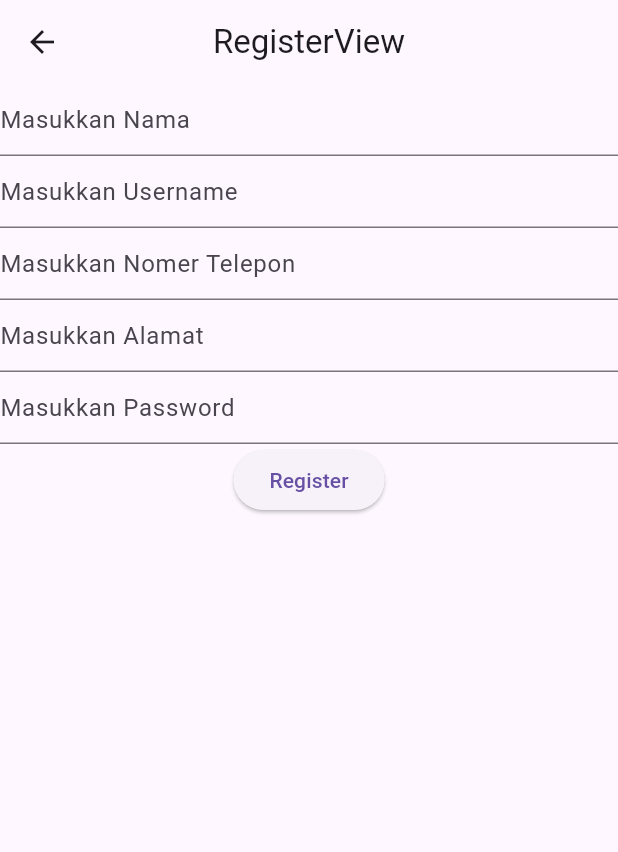
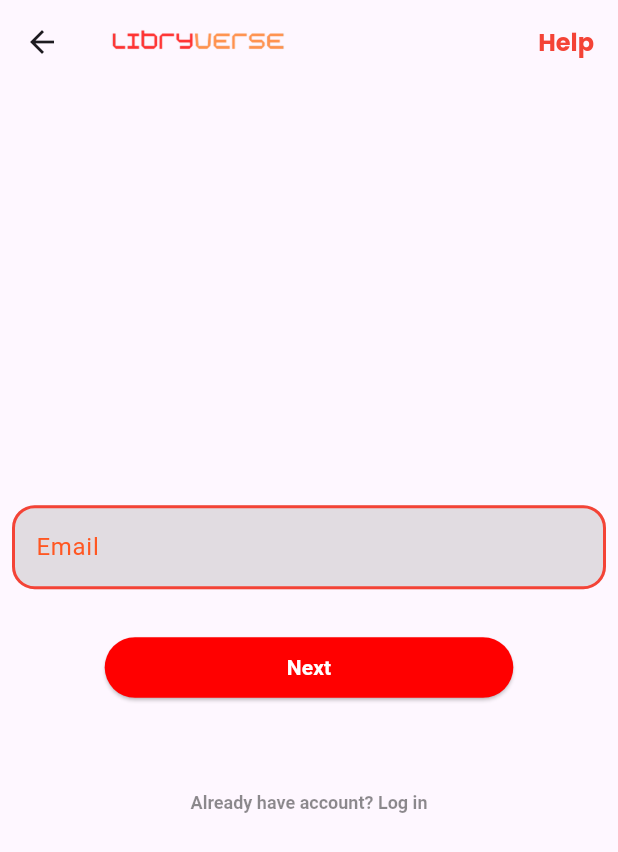
Before and after one commit to 1amrzy/final_project_ukk, a Flutter app: the RegisterView screen opened by its route, on a phone screen of 412 x 824 dp. Shown: the top 852 px of the screen. Run offline on Flutter 3.47's test engine with Material 3 defaults, Android fonts, the phone set to English and light mode, and no system bars; our stand-ins replace dio, get, get_storage, pretty_dio_logger; accounts and stored records are empty; Roboto replaces fonts that are missing (Poppins).

Commit message:
register view (still not completed or beta)

```diff
--- a/lib/app/modules/login/controllers/login_controller.dart
+++ b/lib/app/modules/login/controllers/login_controller.dart
@@ -73,5 +73,6 @@ class LoginController extends GetxController {
     } catch (e) {loading(false);
     Get.snackbar("Error", e.toString(), backgroundColor: Colors.red);
     }
+
   }
 }
--- a/lib/app/modules/login/views/login_view.dart
+++ b/lib/app/modules/login/views/login_view.dart
@@ -1,6 +1,7 @@
 import 'package:flutter/material.dart';
 
 import 'package:get/get.dart';
+import 'package:peminjam_perpustakaan_kelas_b/app/modules/register/controllers/register_controller.dart';
 import 'package:peminjam_perpustakaan_kelas_b/app/routes/app_pages.dart';
 
 import '../controllers/login_controller.dart';
@@ -106,6 +107,17 @@ class LoginView extends GetView<LoginController> {
                         )
                       ),
                     ),
+                    SizedBox(height: 30),
+                    TextButton(
+                      style: TextButton.styleFrom(
+                        textStyle: TextStyle(
+                            fontSize: 12)
+                      ),
+                        onPressed: () => Get.toNamed(Routes.REGISTER),
+                        child: Text("Don't have account? Sign up",style: TextStyle(
+                        fontFamily: 'Poppins',fontWeight: FontWeight.bold,color: Colors.black45)
+                        ),
+                    ),
                   ],
                 ))
           ),
--- a/lib/app/modules/register/views/register_view.dart
+++ b/lib/app/modules/register/views/register_view.dart
@@ -10,74 +10,84 @@ class RegisterView extends GetView<RegisterController> {
   Widget build(BuildContext context) {
     return Scaffold(
       appBar: AppBar(
-        title: const Text('RegisterView'),
-        centerTitle: true,
+        title: Row(
+          mainAxisAlignment: MainAxisAlignment.spaceBetween,
+          children: [
+            Image(
+              image: AssetImage('assets/images/font_libryverse.png'),width: 120.0,),
+            Text("Help",
+              style: TextStyle(
+                  color: Colors.red,fontSize: 16.0,fontFamily: 'Poopins',fontWeight: FontWeight.bold),)
+          ],
+        ),
+
       ),
         body: Center(
-          child: Form(
-            key: controller.formkey,
+          child: Container(
+              child:
+              Form(
                   child: Column(
+                    mainAxisAlignment: MainAxisAlignment.center,
                     children: [
-                TextFormField(
-                  controller: controller.namaController,
-                  decoration: InputDecoration(hintText: "Masukkan Nama"),
-                  validator: (value){
-                    if (value!.isEmpty){
-                      return "nama tidak boleh kosong";
-                    }
-                    return null;
-                  },
+                      Container(
+                        child: Padding(
+                          padding:
+                          EdgeInsets.symmetric(horizontal: 8, vertical: 16),
+                          child: TextField(
+                            //style: ,
+                            decoration: InputDecoration(
+                                filled: true,
+                                fillColor: Color(0xFFB6B3B3).withOpacity(0.4),
+                                focusedBorder: OutlineInputBorder(
+                                  borderSide:
+                                  BorderSide(color: Colors.red, width: 2.0),
+                                  borderRadius: BorderRadius.circular(15.15),
                                 ),
-                TextFormField(
-                  controller: controller.usernameController,
-                  decoration: InputDecoration(hintText: "Masukkan Username"),
-                  validator: (value){
-                    if (value!.isEmpty){
-                      return "username tidak boleh kosong";
-                    }
-                    return null;
-                  },
+                                enabledBorder: OutlineInputBorder(
+                                    borderSide:
+                                    BorderSide(color: Colors.red, width: 2.0),
+                                    borderRadius: BorderRadius.circular(15.15)),
+                                hintText: 'Email',
+                                hintStyle: TextStyle(fontFamily: 'Poppins', color: Colors.deepOrange)
                             ),
-                TextFormField(
-                  controller: controller.telpController,
-                  decoration: InputDecoration(hintText: "Masukkan Nomer Telepon"),
-                  validator: (value){
-                    if (value!.isEmpty){
-                      return "nomer telepon tidak boleh kosong";
-                    }
-                    return null;
-                  },
                           ),
-                TextFormField(
-                  controller: controller.alamatController,
-                  decoration: InputDecoration(hintText: "Masukkan Alamat"),
-                  validator: (value){
-                    if (value!.isEmpty){
-                      return "alamat tidak boleh kosong";
-                    }
-                    return null;
-                  },
                         ),
-                TextFormField(
-                  controller: controller.passwordcontroller,
-                  decoration: InputDecoration(hintText: "Masukkan Password"),
-                  validator: (value){
-                    if (value!.isEmpty){
-                      return "Password tidak boleh kosong";
-                    }
-                    return null;
-                  },
                       ),
-                Obx(() => controller.loading.value?
+                      FractionallySizedBox(
+                        widthFactor: 0.7,
+                        child: Container(
+                            padding: EdgeInsets.symmetric(horizontal: 8, vertical: 16),
+                            child: SizedBox(
+                              width: double.infinity ,height: 40.40,
+                              child: Obx(() => controller.loading.value?
                               CircularProgressIndicator():
                               ElevatedButton(onPressed: (){
                                 controller.register();
-                }, child: Text("Register"))
-                )
-              ],
+                              }, child: Text("Next",style: TextStyle(
+                                  fontFamily: 'Poppins',fontSize: 14,fontWeight: FontWeight.bold,color: Colors.white),),
+                                style: ElevatedButton.styleFrom(
+                                  backgroundColor: Color(0xFFFF0000),
+                                ),)
                               ),
                             )
+                        ),
+                      ),
+                      SizedBox(height: 30),
+                      TextButton(
+                        style: TextButton.styleFrom(
+                            textStyle: TextStyle(
+                                fontSize: 12)
+                        ),
+                        onPressed: (){},
+                        child: Text("Already have account? Log in",style: TextStyle(
+                            fontFamily: 'Poppins',fontWeight: FontWeight.bold,color: Colors.black45)
+                        ),
+                      ),
+                    ],
+                  ))
+          ),
         )
+
     );
   }
 }
```
Lines whose indentation alone changed are shown as unchanged.
